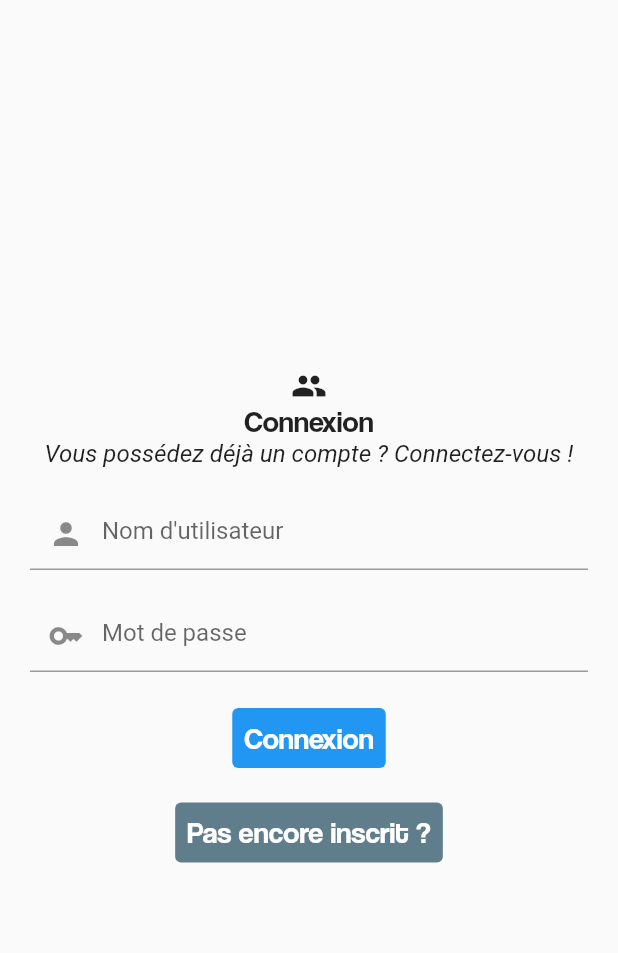
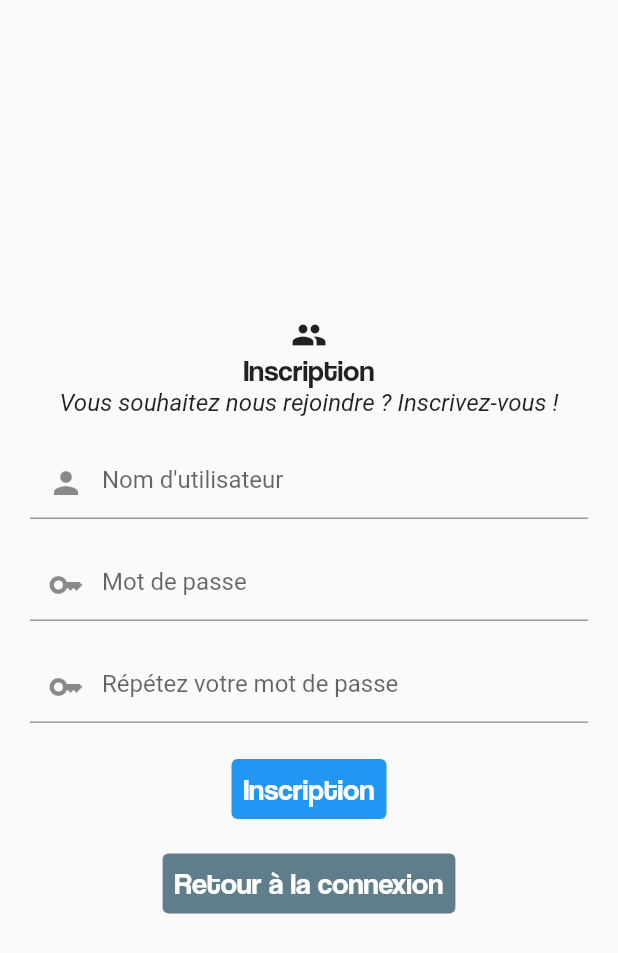
Before and after one commit to Renzega/MidRing-Group, a Flutter app: the Authentificate screen opened directly, after a tap on "Pas encore inscrit ?", on a phone screen of 412 x 824 dp. Shown: the top 953 px of the screen. Run offline on Flutter 3.47's test engine with Material 2 defaults, Android fonts, the phone set to English and light mode, and no system bars; project files that could hold a hidden picture were left out.

Commit message:
Update authentificate.dart

```diff
--- a/learn/Le_Duel_2022/lib/views/authentificate.dart
+++ b/learn/Le_Duel_2022/lib/views/authentificate.dart
@@ -15,13 +15,38 @@ class Authentificate extends StatelessWidget {
           }
         },
         child: Column(
-          children: <Widget>[
+          children: const <Widget>[
             Expanded(
               flex: 1,
               child: Center(
                 child: SingleChildScrollView(
-                  child: Column(
+                  child: Authentification()
+                )
+              )
+            )
+          ]
+        )
+      ),
+    );
+  }
+}
+
+class Authentification extends StatefulWidget {
+  const Authentification({Key? key}) : super(key: key);
+
+  @override
+  State<Authentification> createState() => _AuthentificationState();
+}
+
+class _AuthentificationState extends State<Authentification> {
+  int authStep = 1;
+
+  @override
+  Widget build(BuildContext context) {
+    if(authStep == 1) {
+      return Column(
           children: <Widget>[
+
             const Icon(Icons.people),
             const Text('Connexion', style: TextStyle(fontFamily: 'Coolvetica', fontSize: 20.0)),
             const Text('Vous possédez déjà un compte ? Connectez-vous !', style: TextStyle(fontSize: 16.0, fontStyle: FontStyle.italic)),
@@ -62,19 +87,90 @@ class Authentificate extends StatelessWidget {
                     },
                     child: TextButton(
                         style: TextButton.styleFrom(backgroundColor: Colors.blueGrey),
-                                  onPressed: null,
+                        onPressed: setAuthStepToReg,
                         child: const Text('Pas encore inscrit ?', style: TextStyle(fontFamily: 'Coolvetica', fontSize: 20.0, color: Colors.white))
                     )
                 )
             )
           ]
+      );
+    } else if(authStep == 2) {
+      return Column(
+          children: <Widget>[
+
+            const Icon(Icons.people),
+            const Text('Inscription', style: TextStyle(fontFamily: 'Coolvetica', fontSize: 20.0)),
+            const Text('Vous souhaitez nous rejoindre ? Inscrivez-vous !', style: TextStyle(fontSize: 16.0, fontStyle: FontStyle.italic)),
+            const Padding(
+                padding: EdgeInsets.only(top: 20.0, left: 20.0, right: 20.0),
+                child: TextField(
+                    decoration: InputDecoration(
+                        prefixIcon: Icon(Icons.person),
+                        hintText: 'Nom d\'utilisateur'
                     )
+                )
+            ),
+            const Padding(
+                padding: EdgeInsets.only(top: 20.0, left: 20.0, right: 20.0),
+                child: TextField(
+                  decoration: InputDecoration(
+                      prefixIcon: Icon(Icons.key),
+                      hintText: 'Mot de passe'
+                  ),
+                  enableSuggestions: false,
+                  autocorrect: false,
+                  obscureText: true,
+                )
+            ),
+            const Padding(
+                padding: EdgeInsets.only(top: 20.0, left: 20.0, right: 20.0),
+                child: TextField(
+                  decoration: InputDecoration(
+                      prefixIcon: Icon(Icons.key),
+                      hintText: 'Répétez votre mot de passe'
+                  ),
+                  enableSuggestions: false,
+                  autocorrect: false,
+                  obscureText: true,
+                )
+            ),
+            Padding(
+                padding: const EdgeInsets.only(top: 20.0),
+                child: TextButton(
+                    style: TextButton.styleFrom(backgroundColor: Colors.blue),
+                    onPressed: null,
+                    child: const Text('Inscription', style: TextStyle(fontFamily: 'Coolvetica', fontSize: 20.0, color: Colors.white))
+                )
+            ),
+            Padding(
+                padding: const EdgeInsets.only(top: 15.0),
+                child: GestureDetector(
+                    onTap: () {
+                      print('test');
+                    },
+                    child: TextButton(
+                        style: TextButton.styleFrom(backgroundColor: Colors.blueGrey),
+                        onPressed: setAuthStepToLog,
+                        child: const Text('Retour à la connexion', style: TextStyle(fontFamily: 'Coolvetica', fontSize: 20.0, color: Colors.white))
                     )
                 )
             )
           ]
-        )
-      ),
       );
+    } else {
+      return Container(child: null);
     }
   }
+
+  void setAuthStepToReg() {
+    setState(() {
+      authStep = 2;
+    });
+  }
+
+  void setAuthStepToLog() {
+    setState(() {
+      authStep = 1;
+    });
+  }
+}
```
Lines whose indentation alone changed are shown as unchanged.
